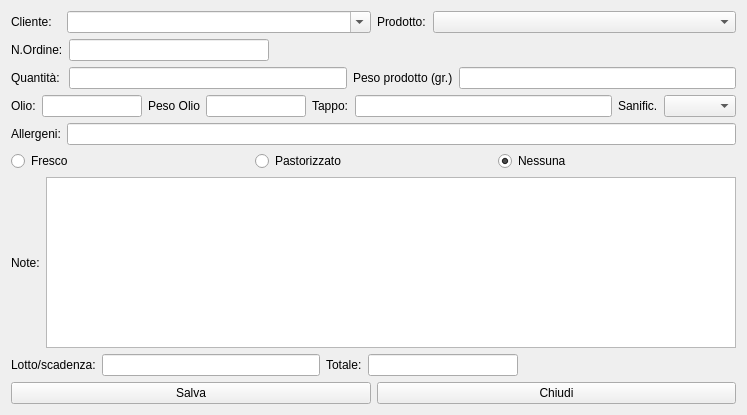
Before: the Qt Designer form hwpmanager.ui in fblabs/hamlet-mod-sancon, drawn with Qt 5.
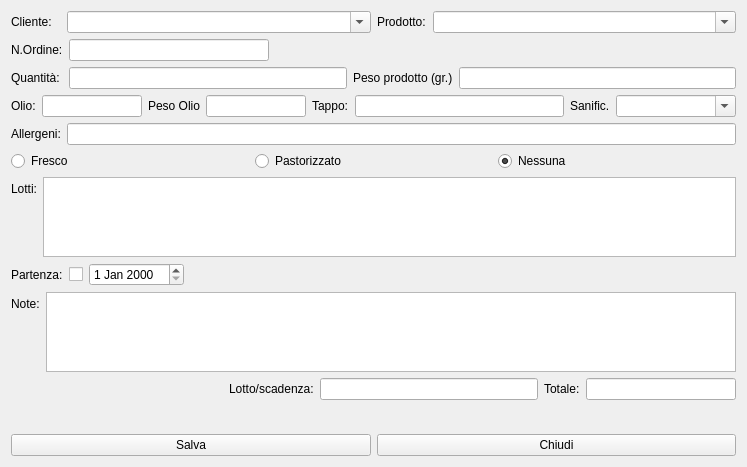
After: the same form once the commit is applied. Icons and pictures are not drawn.

The edit to the form file:
```diff
--- a/hwpmanager.ui
+++ b/hwpmanager.ui
@@ -10,7 +10,7 @@
     <x>0</x>
     <y>0</y>
     <width>747</width>
-    <height>415</height>
+    <height>467</height>
    </rect>
   </property>
   <property name="windowTitle">
@@ -50,7 +50,11 @@
       </widget>
      </item>
      <item row="0" column="3">
-      <widget class="QComboBox" name="cbProdotto"/>
+      <widget class="QComboBox" name="cbProdotto">
+       <property name="editable">
+        <bool>true</bool>
+       </property>
+      </widget>
      </item>
      <item row="0" column="1">
       <widget class="QComboBox" name="cbCliente">
@@ -168,7 +172,17 @@
       </widget>
      </item>
      <item row="0" column="7">
-      <widget class="QComboBox" name="cbSanty"/>
+      <widget class="QComboBox" name="cbSanty">
+       <property name="minimumSize">
+        <size>
+         <width>120</width>
+         <height>0</height>
+        </size>
+       </property>
+       <property name="editable">
+        <bool>true</bool>
+       </property>
+      </widget>
      </item>
      <item row="0" column="5">
       <widget class="QLineEdit" name="leTappo"/>
@@ -234,24 +248,96 @@
     </layout>
    </item>
    <item>
-    <layout class="QHBoxLayout" name="horizontalLayout"/>
+    <layout class="QFormLayout" name="formLayout_4">
+     <item row="0" column="0">
+      <widget class="QLabel" name="label_14">
+       <property name="text">
+        <string>Lotti:</string>
+       </property>
+      </widget>
+     </item>
+     <item row="0" column="1">
+      <widget class="QPlainTextEdit" name="ptLotti">
+       <property name="maximumSize">
+        <size>
+         <width>16777215</width>
+         <height>80</height>
+        </size>
+       </property>
+      </widget>
+     </item>
+    </layout>
    </item>
    <item>
-    <layout class="QHBoxLayout" name="horizontalLayout_2">
+    <layout class="QHBoxLayout" name="horizontalLayout">
      <item>
+      <widget class="QLabel" name="label_15">
+       <property name="text">
+        <string>Partenza:</string>
+       </property>
+      </widget>
+     </item>
+     <item>
+      <widget class="QCheckBox" name="cbPartenza">
+       <property name="text">
+        <string/>
+       </property>
+      </widget>
+     </item>
+     <item>
+      <widget class="QDateEdit" name="dePartenza"/>
+     </item>
+     <item>
+      <spacer name="horizontalSpacer_2">
+       <property name="orientation">
+        <enum>Qt::Horizontal</enum>
+       </property>
+       <property name="sizeHint" stdset="0">
+        <size>
+         <width>40</width>
+         <height>20</height>
+        </size>
+       </property>
+      </spacer>
+     </item>
+    </layout>
+   </item>
+   <item>
+    <layout class="QFormLayout" name="formLayout_3">
+     <item row="0" column="0">
       <widget class="QLabel" name="label_11">
        <property name="text">
         <string>Note:</string>
        </property>
       </widget>
      </item>
-     <item>
-      <widget class="QPlainTextEdit" name="ptNote"/>
+     <item row="0" column="1">
+      <widget class="QPlainTextEdit" name="ptNote">
+       <property name="maximumSize">
+        <size>
+         <width>16777215</width>
+         <height>80</height>
+        </size>
+       </property>
+      </widget>
      </item>
     </layout>
    </item>
    <item>
     <layout class="QHBoxLayout" name="horizontalLayout_3">
+     <item>
+      <spacer name="horizontalSpacer">
+       <property name="orientation">
+        <enum>Qt::Horizontal</enum>
+       </property>
+       <property name="sizeHint" stdset="0">
+        <size>
+         <width>40</width>
+         <height>20</height>
+        </size>
+       </property>
+      </spacer>
+     </item>
      <item>
       <widget class="QLabel" name="label_13">
        <property name="text">
@@ -279,21 +365,21 @@
        </property>
       </widget>
      </item>
-     <item>
-      <spacer name="horizontalSpacer">
-       <property name="orientation">
-        <enum>Qt::Horizontal</enum>
-       </property>
-       <property name="sizeHint" stdset="0">
-        <size>
-         <width>40</width>
-         <height>20</height>
-        </size>
-       </property>
-      </spacer>
-     </item>
     </layout>
    </item>
+   <item>
+    <spacer name="verticalSpacer">
+     <property name="orientation">
+      <enum>Qt::Vertical</enum>
+     </property>
+     <property name="sizeHint" stdset="0">
+      <size>
+       <width>20</width>
+       <height>11</height>
+      </size>
+     </property>
+    </spacer>
+   </item>
    <item>
     <layout class="QHBoxLayout" name="horizontalLayout_4">
      <item>
```
